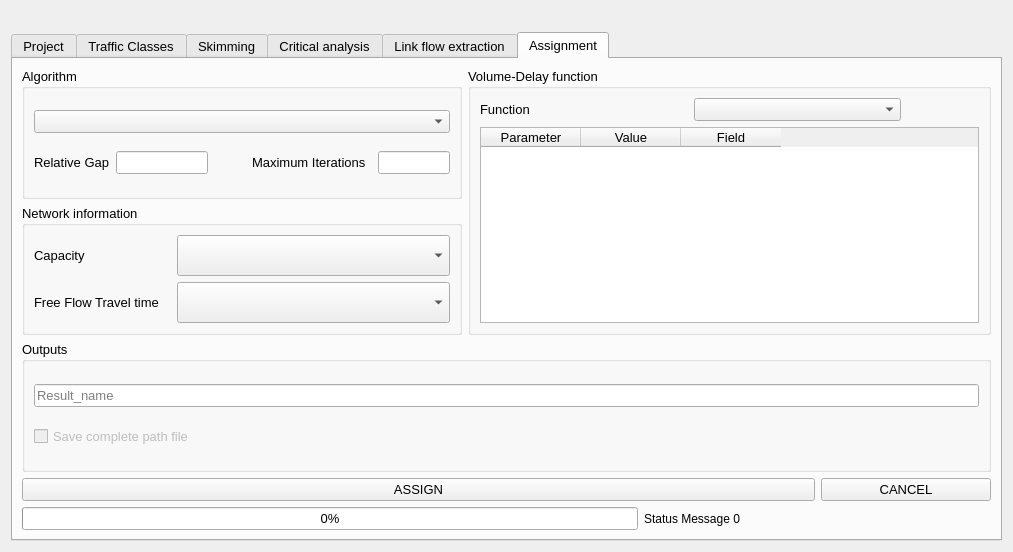
First picture: the form in qaequilibrae/modules/paths_procedures/forms/ui_traffic_assignment.ui, repository andreiprokhorov/AequilibraE, before the edit.
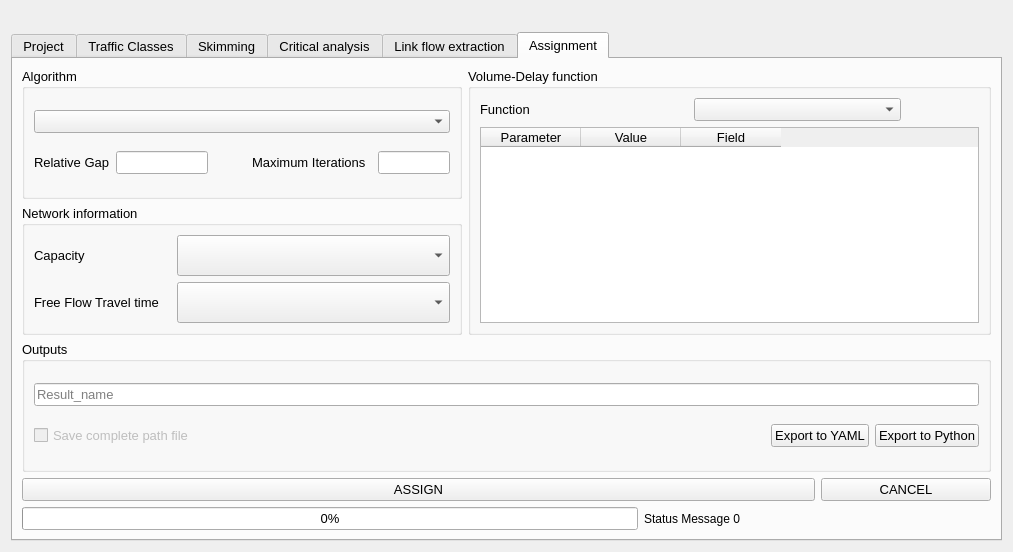
Second picture: the form after the edit. The open tabs and pages were chosen to show the change.

Commit message:
Export traffic assignment configurations (#500)
* Update ui_traffic_assignment.ui

* .

* dialog

* export yaml config

* tests

* .

* start save python

* bugs, warnings and functions

* save python

* .

* .

* docs

* from copilot

* bug and lint

Patch:
```diff
--- a/qaequilibrae/modules/paths_procedures/forms/ui_traffic_assignment.ui
+++ b/qaequilibrae/modules/paths_procedures/forms/ui_traffic_assignment.ui
@@ -1020,6 +1020,13 @@
           <string>Outputs</string>
          </property>
          <layout class="QGridLayout" name="gridLayout_11">
+          <item row="2" column="3">
+           <widget class="QPushButton" name="but_save_python">
+            <property name="text">
+             <string>Export to Python</string>
+            </property>
+           </widget>
+          </item>
           <item row="2" column="0">
            <widget class="QCheckBox" name="do_path_file">
             <property name="enabled">
@@ -1030,7 +1037,14 @@
             </property>
            </widget>
           </item>
-          <item row="0" column="0">
+          <item row="2" column="2">
+           <widget class="QPushButton" name="but_save_yaml">
+            <property name="text">
+             <string>Export to YAML</string>
+            </property>
+           </widget>
+          </item>
+          <item row="0" column="0" colspan="4">
            <widget class="QLineEdit" name="output_scenario_name">
             <property name="text">
              <string/>
@@ -1040,6 +1054,19 @@
             </property>
            </widget>
           </item>
+          <item row="2" column="1">
+           <spacer name="horizontalSpacer_4">
+            <property name="orientation">
+             <enum>Qt::Horizontal</enum>
+            </property>
+            <property name="sizeHint" stdset="0">
+             <size>
+              <width>40</width>
+              <height>20</height>
+             </size>
+            </property>
+           </spacer>
+          </item>
          </layout>
         </widget>
        </item>
```
The commit also changes 6 other files.
